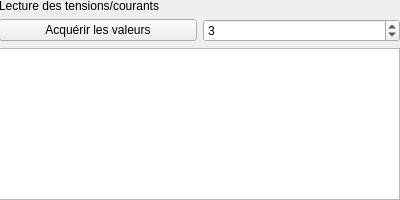
Old version of the form src/UI/widgets/adc24reading.ui in the repository Kemsa/RelayTesterRaspberry.
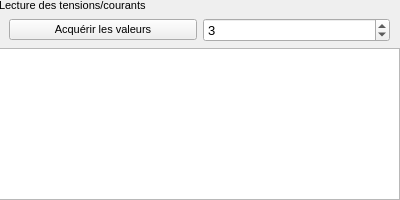
New version of the form.

Commit message:
make interface on windows and raspberry closer
fix

```diff
--- a/src/UI/widgets/adc24reading.ui
+++ b/src/UI/widgets/adc24reading.ui
@@ -10,6 +10,12 @@
     <height>200</height>
    </rect>
   </property>
+  <property name="font">
+   <font>
+    <family>Arial</family>
+    <pointsize>8</pointsize>
+   </font>
+  </property>
   <property name="windowTitle">
    <string>Form</string>
   </property>
@@ -32,8 +38,20 @@
     </item>
     <item>
      <layout class="QHBoxLayout" name="horizontalLayout">
+      <property name="leftMargin">
+       <number>10</number>
+      </property>
+      <property name="rightMargin">
+       <number>10</number>
+      </property>
       <item>
        <widget class="QPushButton" name="getValues_PB">
+        <property name="font">
+         <font>
+          <family>Arial</family>
+          <pointsize>8</pointsize>
+         </font>
+        </property>
         <property name="text">
          <string>Acquérir les valeurs</string>
         </property>
@@ -41,6 +59,12 @@
       </item>
       <item>
        <widget class="QSpinBox" name="NValues_SB">
+        <property name="font">
+         <font>
+          <family>Arial</family>
+          <pointsize>10</pointsize>
+         </font>
+        </property>
         <property name="value">
          <number>3</number>
         </property>
```
Left out of the diff: 9 changed lines with no effect on the pictures. The commit also changes 6 other files.
